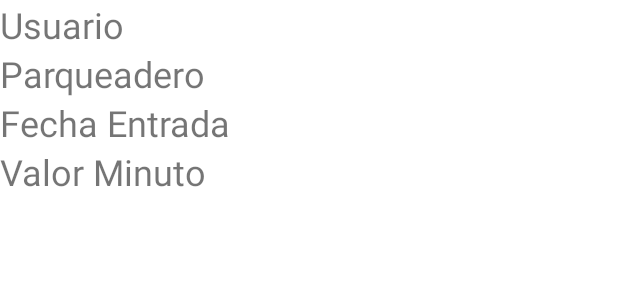
After one commit to soaconsulting/FastParking, an Android app: the layout content_checkin.xml on its own in the app's theme, with its tools: preview values and no code run, on a phone screen of 412 x 824 dp. The commit adds this screen. Shown: the top 300 px of the screen. Run offline under Robolectric (Android 15) with nearby library versions, the phone set to English and light mode, and no system bars.

Commit message:
Se adiciona la acción del botón de entrada en la actividad principal.

```diff
--- /dev/null
+++ b/app/src/main/res/layout/content_checkin.xml
@@ -0,0 +1,105 @@
+<?xml version="1.0" encoding="utf-8"?>
+
+
+<TableLayout xmlns:android="http://schemas.android.com/apk/res/android"
+    android:layout_width="match_parent"
+    android:layout_height="match_parent"
+    android:background="@android:color/background_light">
+
+    <TableRow
+        android:layout_width="match_parent"
+        android:layout_height="match_parent">
+
+        <TextView
+            android:id="@+id/editText17"
+            android:layout_width="wrap_content"
+            android:layout_height="wrap_content"
+            android:layout_gravity="bottom"
+            android:ems="10"
+            android:text="@string/title_liq_usuario"
+            android:textSize="24sp" />
+
+        <TextView
+            android:id="@+id/editText18"
+            android:layout_width="wrap_content"
+            android:layout_height="wrap_content"
+            android:layout_gravity="bottom"
+            android:ems="10"
+            android:gravity="end"
+            android:text=""
+            android:textSize="24sp" />
+    </TableRow>
+
+    <TableRow
+        android:layout_width="match_parent"
+        android:layout_height="match_parent">
+
+        <TextView
+            android:id="@+id/editText19"
+            android:layout_width="wrap_content"
+            android:layout_height="wrap_content"
+            android:layout_gravity="bottom"
+            android:ems="10"
+            android:text="@string/title_liq_parqueadero"
+            android:textSize="24sp" />
+
+        <TextView
+            android:id="@+id/editText20"
+            android:layout_width="wrap_content"
+            android:layout_height="wrap_content"
+            android:layout_gravity="bottom"
+            android:ems="10"
+            android:gravity="end"
+            android:text=""
+            android:textSize="24sp" />
+    </TableRow>
+
+    <TableRow
+        android:layout_width="match_parent"
+        android:layout_height="match_parent">
+
+        <TextView
+            android:id="@+id/editText1"
+            android:layout_width="wrap_content"
+            android:layout_height="wrap_content"
+            android:layout_gravity="bottom"
+            android:ems="10"
+            android:text="@string/title_liq_entrada"
+            android:textSize="24sp" />
+
+        <TextView
+            android:id="@+id/editText2"
+            android:layout_width="wrap_content"
+            android:layout_height="wrap_content"
+            android:layout_gravity="bottom"
+            android:ems="10"
+            android:gravity="end"
+            android:text=""
+            android:textSize="24sp" />
+    </TableRow>
+
+    <TableRow
+        android:layout_width="match_parent"
+        android:layout_height="match_parent">
+
+        <TextView
+            android:id="@+id/editText7"
+            android:layout_width="wrap_content"
+            android:layout_height="wrap_content"
+            android:layout_gravity="bottom"
+            android:ems="10"
+            android:text="@string/title_liq_vlr_unidad"
+            android:textSize="24sp" />
+
+        <TextView
+            android:id="@+id/editText8"
+            android:layout_width="wrap_content"
+            android:layout_height="wrap_content"
+            android:layout_gravity="bottom"
+            android:ems="10"
+            android:gravity="end"
+            android:text=""
+            android:textSize="24sp" />
+    </TableRow>
+
+</TableLayout>
--- a/app/src/main/res/values/strings.xml
+++ b/app/src/main/res/values/strings.xml
@@ -25,7 +25,7 @@
     <string name="title_activity_payment">Pagar</string>
     <string name="title_pago_list">Mis Pagos</string>
     <string name="title_pago_detail">Detalle de Pago</string>
-    <string name="title_pago">Esta es la liquidación de tu pago</string>
+    <string name="title_pago">Esta es la Liquidación de tu Pago</string>
     <string name="title_realizar_pago">Realizar Pago</string>
     <string name="title_declinar_pago">Declinar Pago</string>
     <!-- Medios de Pago -->
@@ -53,6 +53,10 @@
     <string name="title_liq_impuestos">Impuestos</string>
     <string name="title_liq_total">Total</string>
     <string name="title_liq_parqueadero">Parqueadero</string>
+    <!-- Entrada -->
+    <string name="title_checkin">Datos de Entrada</string>
+    <string name="title_gen_qr_checkin">Generar Entrada</string>
+    <string name="title_declinar_checkin">Declinar Entrada</string>
 
     <string name="default_info_title">Default Location</string>
     <string name="default_info_snippet">No places found, because location permission is disabled.</string>
```
Also changed, not shown: app/src/main/AndroidManifest.xml (+10 -0 lines), app/src/main/java/com/soaconsultingonline/fastparking/activity/CheckinActivity.java (added, +36 -0 lines), app/src/main/java/com/soaconsultingonline/fastparking/activity/FastParkingActivity.java (+30 -11 lines), app/src/main/res/layout/activity_checkin.xml (added, +26 -0 lines), app/src/main/res/layout/content_qr_checkin.xml (added, +54 -0 lines).
